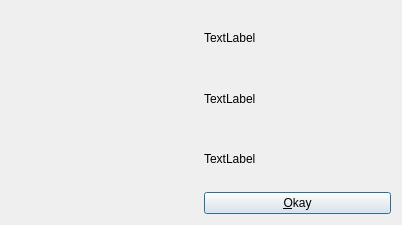
Old version of the form app/appcmn_qt/aboutdlg.ui in the repository tomojitakasu/RTKLIB.
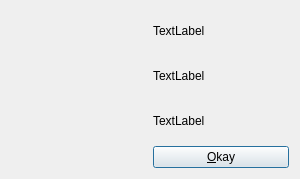
New version of the form.

The edit to the form file:
```diff
--- a/app/appcmn_qt/aboutdlg.ui
+++ b/app/appcmn_qt/aboutdlg.ui
@@ -6,8 +6,8 @@
    <rect>
     <x>0</x>
     <y>0</y>
-    <width>402</width>
-    <height>225</height>
+    <width>300</width>
+    <height>179</height>
    </rect>
   </property>
   <property name="windowTitle">
```
